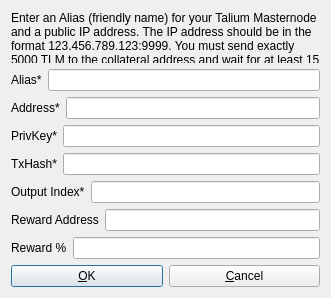
Above: src/qt/forms/addeditadrenalinenode.ui from taliumtech/talium before the change. Below: the same form after it.
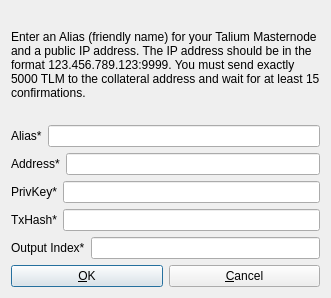
That is the form after the change.

Diff of the .ui file:
```diff
--- a/src/qt/forms/addeditadrenalinenode.ui
+++ b/src/qt/forms/addeditadrenalinenode.ui
@@ -118,40 +118,6 @@
      </item>
     </layout>
    </item>
-   <item>
-    <layout class="QHBoxLayout" name="horizontalLayout_6">
-     <property name="bottomMargin">
-      <number>0</number>
-     </property>
-     <item>
-      <widget class="QLabel" name="label_3">
-       <property name="text">
-        <string>Reward Address</string>
-       </property>
-      </widget>
-     </item> 
-     <item>
-      <widget class="QLineEdit" name="rewardaddressLineEdit"/>
-     </item>
-    </layout>
-   </item>
-   <item>
-    <layout class="QHBoxLayout" name="horizontalLayout_7">
-     <property name="bottomMargin">
-      <number>0</number>
-     </property>
-     <item>
-      <widget class="QLabel" name="label_7">
-       <property name="text">
-        <string>Reward %</string>
-       </property>
-      </widget>
-     </item>
-     <item>
-      <widget class="QLineEdit" name="rewardpercentageLineEdit"/>
-     </item>
-    </layout>
-   </item>
    <item>
     <layout class="QHBoxLayout" name="horizontalLayout_Buttons">
      <item>
```
